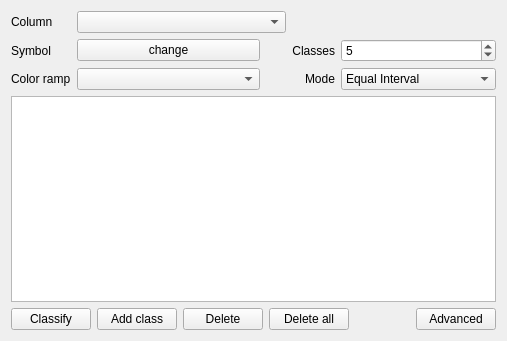
Old version of the form src/ui/qgsgraduatedsymbolrendererv2widget.ui in the repository carsmie/QGIS.
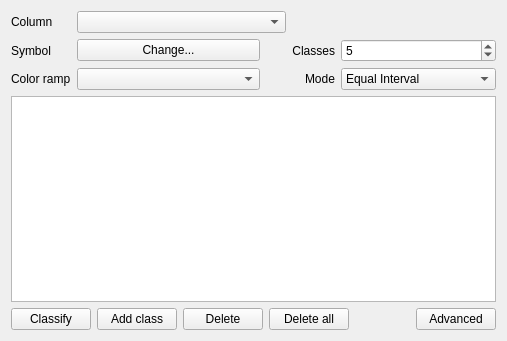
New version of the form. Custom widgets are drawn as their Qt base class.

What changed in the file:
```diff
--- a/src/ui/qgsgraduatedsymbolrendererv2widget.ui
+++ b/src/ui/qgsgraduatedsymbolrendererv2widget.ui
@@ -45,7 +45,7 @@
         </sizepolicy>
        </property>
        <property name="text">
-        <string>change</string>
+        <string>Change...</string>
        </property>
       </widget>
      </item>
```
